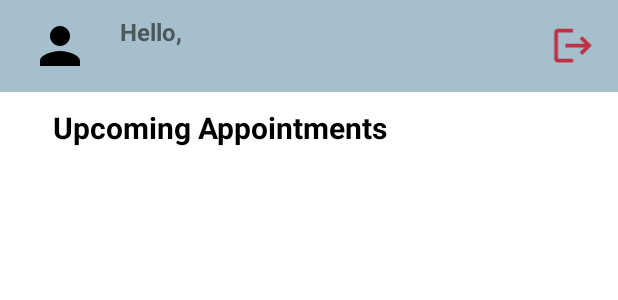
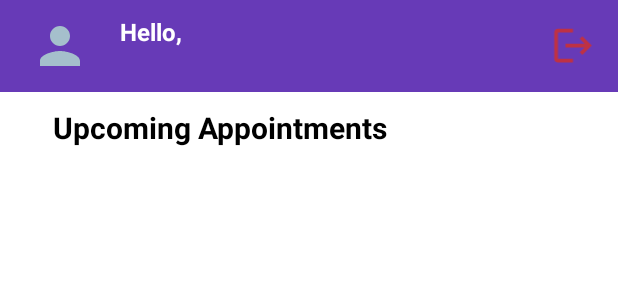
Before and after one commit to WRATHexe/DoctorsAppointmentApp, an Android app: the layout activity_doctor_homepage.xml on its own in the app's theme, with its tools: preview values and no code run, on a phone screen of 412 x 824 dp. Shown: the top 300 px of the screen. Run offline under Robolectric (Android 15) with nearby library versions, the light colour scheme and no system bars.

Commit message:
Revert "Update layout background and text colors in doctor homepage"

```diff
--- a/app/src/main/res/layout/activity_doctor_homepage.xml
+++ b/app/src/main/res/layout/activity_doctor_homepage.xml
@@ -13,13 +13,13 @@
         android:layout_width="match_parent"
         android:layout_height="wrap_content"
         android:orientation="horizontal"
-        android:background="@color/theme">
+        android:background="#673AB7">
         <ImageView
             android:id="@+id/userAvatar"
             android:layout_width="80dp"
             android:layout_height="40dp"
             android:layout_gravity="center"
-            android:src="@drawable/baseline_person"/>
+            android:src="@drawable/baseline_person_24"/>
         <LinearLayout
             android:layout_width="wrap_content"
             android:layout_height="wrap_content"
@@ -30,7 +30,7 @@
                 android:text="Hello, "
                 android:textSize="16sp"
                 android:textStyle="bold"
-                android:textColor="@color/theme2"
+                android:textColor="@color/white"
                 android:layout_marginTop="10dp"/>
             <TextView
                 android:id="@+id/name"
@@ -39,7 +39,7 @@
                 android:text=""
                 android:textSize="16sp"
                 android:textStyle="bold"
-                android:textColor="@color/theme2"
+                android:textColor="@color/white"
                 android:layout_marginTop="2dp"
                 android:layout_marginBottom="5dp"/>
         </LinearLayout>
```
